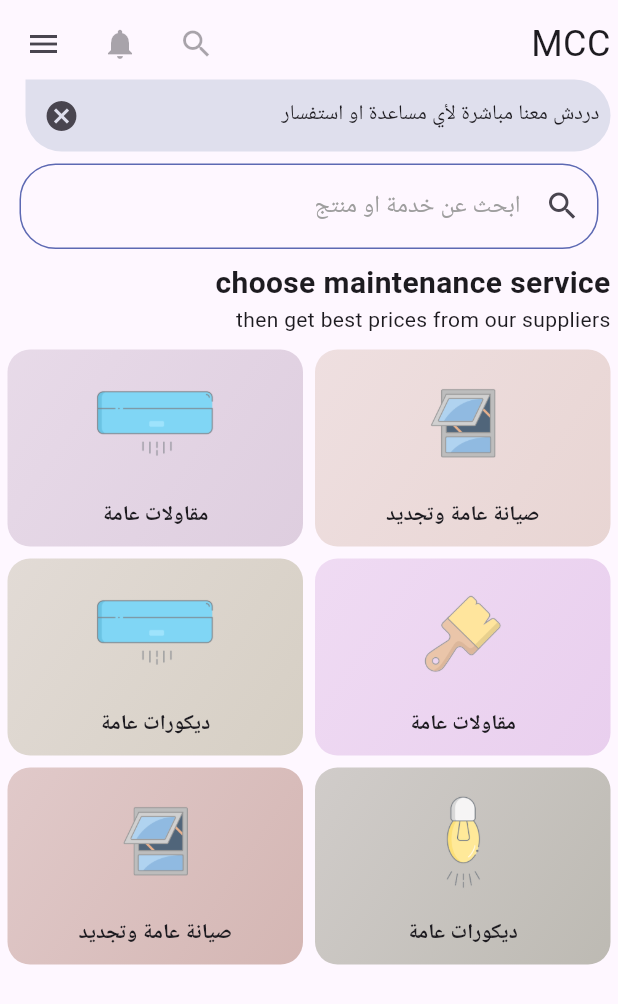
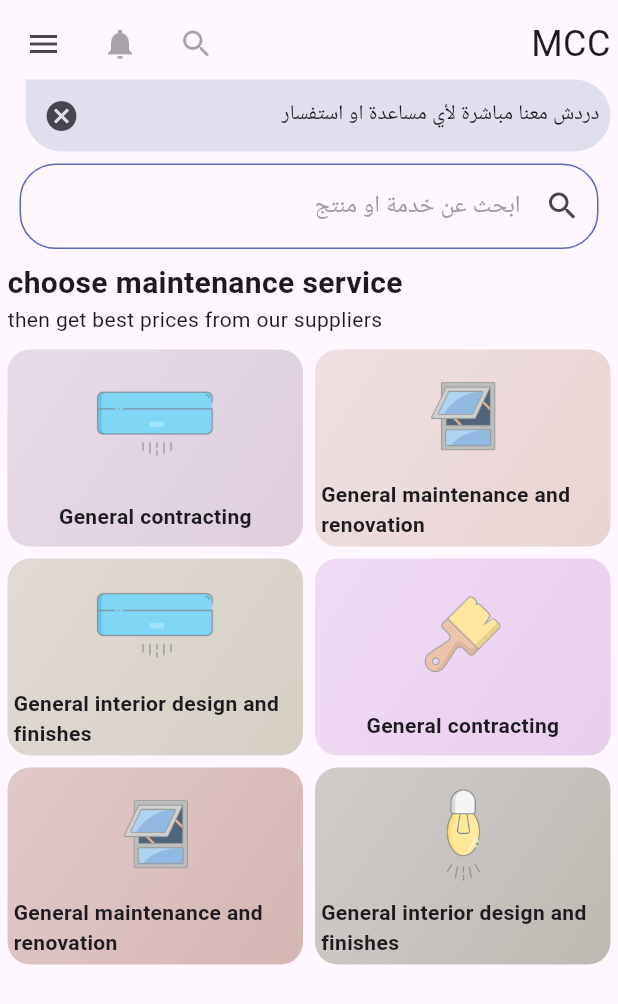
Before and after one commit to OmarWagih95/mcc24, a Flutter app: the HomePage screen opened by its route, on a phone screen of 412 x 824 dp. Shown: the top 1004 px of the screen. Run offline on Flutter 3.47's test engine with Material 3 defaults, Android fonts, the phone set to English and light mode, and no system bars; our stand-ins replace equatable, firebase_core, flutter_bloc; accounts and stored records are empty.

Commit message:
change dummy data and related screen

```diff
--- a/lib/model/dummyData.dart
+++ b/lib/model/dummyData.dart
@@ -1,45 +1,49 @@
+import 'package:androidstudiommc/generated/l10n.dart';
 import 'package:androidstudiommc/model/category.dart';
 import 'package:flutter/material.dart';
 import 'Services.dart';
 
-const DUMMY_CATEGORIES = [
+List<Category> DUMMY_CATEGORIES_(BuildContext context) {
+  return [
     Category(
       id: '1',
-    title: 'مقاولات عامة',
+      title: S.of(context).General_contracting,
       color: Color.fromARGB(255, 222, 206, 223),
       Logoimg: "img/balloning.png",
     ),
     Category(
       id: '2',
-    title: 'صيانة عامة وتجديد',
+      title: S.of(context).General_maintenance_and_renovation,
       color: Color.fromARGB(255, 232, 213, 211),
       Logoimg: "img/hiking.png",
     ),
     Category(
       id: '3',
-    title: 'ديكورات عامة',
+      title: S.of(context).General_interior_design_and_finishes,
       color: Color.fromARGB(255, 214, 207, 196),
       Logoimg: "img/balloning.png",
     ),
     Category(
       id: '4',
-    title: 'مقاولات عامة',
+      title: S.of(context).General_contracting,
       color: Color.fromARGB(255, 233, 207, 238),
       Logoimg: "img/snorkling.png",
     ),
     Category(
       id: '5',
-    title: 'صيانة عامة وتجديد',
+      title: S.of(context).General_maintenance_and_renovation,
       color: Color.fromARGB(255, 212, 182, 179),
       Logoimg: "img/hiking.png",
     ),
     Category(
       id: '6',
-    title: 'ديكورات عامة',
+      title: S.of(context).General_interior_design_and_finishes,
       color: Color.fromARGB(255, 189, 186, 179),
       Logoimg: "img/kayaking.png",
     ),
   ];
+}
+
 List<Services> DummyServices = [
   Services(
     id: "1",
@@ -82,3 +86,45 @@ List<Services> DummyServices = [
     HowItsWork: ["HowItsWork", "HowItsWork", "HowItsWork", "HowItsWork"],
   ),
 ];
+List<Services> DummyServices_ar = [
+  Services(
+    id: "1",
+    name: 'Electrical Works',
+    Logoimg: "img/snorkling.png",
+    img: "img/mmcassits/1.jpg",
+    title: "title",
+    subtitle: "subtitle",
+    description: ["description", "description", "description", "description"],
+    HowItsWork: ["HowItsWork", "HowItsWork", "HowItsWork", "HowItsWork"],
+  ),
+  Services(
+    id: "1",
+    name: 'Carpentar Works',
+    Logoimg: "img/kayaking.png",
+    img: "img/mmcassits/1.jpg",
+    title: "title",
+    subtitle: "subtitle",
+    description: ["description", "description", "description", "description"],
+    HowItsWork: ["HowItsWork", "HowItsWork", "HowItsWork", "HowItsWork"],
+  ),
+  Services(
+    id: "2",
+    name: 'Maintainance works',
+    Logoimg: "img/hiking.png",
+    img: "img/mmcassits/1.jpg",
+    title: "title",
+    subtitle: "subtitle",
+    description: ["description,description,description,description"],
+    HowItsWork: ["HowItsWork", "HowItsWork", "HowItsWork", "HowItsWork"],
+  ),
+  Services(
+    id: "3",
+    name: 'decoration Works',
+    Logoimg: "img/balloning.png",
+    img: "img/mmcassits/1.jpg",
+    title: "title",
+    subtitle: "subtitle",
+    description: ["description,description,description,description"],
+    HowItsWork: ["HowItsWork", "HowItsWork", "HowItsWork", "HowItsWork"],
+  ),
+];
--- a/lib/views/Service_detail_screen.dart
+++ b/lib/views/Service_detail_screen.dart
@@ -1,8 +1,11 @@
 import 'package:androidstudiommc/model/Services.dart';
 import 'package:androidstudiommc/model/dummyData.dart';
 import 'package:flutter/material.dart';
+import 'package:flutter_bloc/flutter_bloc.dart';
+import '../cubits/LanguagesCupit.dart';
 
 class ServiceDetailScreen extends StatelessWidget {
+  var DUMMY_CATEGORIES = [];
   static const routeName = '/meal-detail';
   Widget MyContainer(child) {
     return Container(
@@ -30,6 +33,7 @@ class ServiceDetailScreen extends StatelessWidget {
 
   @override
   Widget build(BuildContext context) {
+    DUMMY_CATEGORIES = DUMMY_CATEGORIES_(context);
     final routeArgs =
         ModalRoute.of(context)!.settings.arguments as Map<String, String>;
     final String MealId = routeArgs['id'] ?? '';
--- a/lib/views/categories_screan.dart
+++ b/lib/views/categories_screan.dart
@@ -1,14 +1,16 @@
 // ignore: camel_case_types
+import 'package:androidstudiommc/cubits/LanguagesCupit.dart';
 import 'package:androidstudiommc/model/category.dart';
 import 'package:flutter/material.dart';
+import 'package:flutter_bloc/flutter_bloc.dart';
 import '/widgets/category_item.dart';
 import '/model/dummyData.dart';
 
 class categoriesScreen extends StatelessWidget {
   categoriesScreen({super.key});
-
   @override
-  Widget build(BuildContext context) {
+  Widget build(context) {
+    List<Category> DUMMY_CATEGORIES = DUMMY_CATEGORIES_(context);
     return Container(
         margin: const EdgeInsets.only(top: 10),
         padding: const EdgeInsets.all(0),
--- a/lib/views/navpages/HomePage.dart
+++ b/lib/views/navpages/HomePage.dart
@@ -1,5 +1,8 @@
 // ignore_for_file: prefer_const_literals_to_create_immutables, prefer_const_constructors, non_constant_identifier_names
 
+import 'package:androidstudiommc/cubits/LanguagesCupit.dart';
+import 'package:androidstudiommc/cubits/SearchCupit.dart';
+import 'package:androidstudiommc/cubits/SearchCupitStates.dart';
 import 'package:androidstudiommc/generated/l10n.dart';
 import 'package:androidstudiommc/model/category.dart';
 import 'package:androidstudiommc/model/dummyData.dart';
@@ -19,41 +22,24 @@ class HomePage extends StatefulWidget {
 }
 
 class _HomePageState extends State<HomePage> {
+  var SearchCubitDUMMY_CATEGORIES;
   final search_controller = TextEditingController();
-  List<Category> filteredData = [];
-  @override
-  void initState() {
-    filteredData.addAll(DUMMY_CATEGORIES);
-    super.initState();
-  }
-
-  void filterSearchResults(String query) {
-    List<Category> dummySearchList = [];
-    dummySearchList.addAll(DUMMY_CATEGORIES);
-    if (query.isNotEmpty) {
-      List<Category> dummyListData = [];
-      dummySearchList.forEach((item) {
-        if (item.title.toLowerCase().contains(query.toLowerCase())) {
-          dummyListData.add(item);
-        }
-      });
-      setState(() {
-        filteredData.clear();
-        filteredData.addAll(DUMMY_CATEGORIES);
-      });
-      return;
-    } else {
-      setState(() {
-        filteredData.clear();
-        filteredData.addAll(DUMMY_CATEGORIES);
-      });
-    }
-  }
 
   @override
   Widget build(BuildContext context) {
-    return BlocProvider(
-      create: (_) => VisibilityCubit(),
+    SearchCubitDUMMY_CATEGORIES = DUMMY_CATEGORIES_(context);
+    return MultiBlocProvider(
+      providers: [
+        BlocProvider<LanguagesCubit>(
+          create: (BuildContext context) => LanguagesCubit(),
+        ),
+        BlocProvider<SearchCubit>(create: (BuildContext context) {
+          return SearchCubit(SearchCubitDUMMY_CATEGORIES);
+        }),
+        BlocProvider<VisibilityCubit>(
+          create: (BuildContext context) => VisibilityCubit(),
+        ),
+      ],
       child: Scaffold(
           drawer: Drawer(child: CustomDrawer()),
           body: SingleChildScrollView(
@@ -78,12 +64,17 @@ class _HomePageState extends State<HomePage> {
                       isVisible: state.isVisible,
                     );
                   }),
-                  searchbar(
-                    onChanged: filterSearchResults,
-                    search_controller: search_controller,
-                  ),
+                  BlocBuilder<SearchCubit, searchState>(
+                      builder: (context, state) {
+                    return searchbar(
+                      search_controller: search_controller,
+                    );
+                  }),
                   Align(
-                    alignment: Alignment.centerRight,
+                    alignment:
+                        BlocProvider.of<LanguagesCubit>(context).lan == 'ar'
+                            ? Alignment.centerRight
+                            : Alignment.centerLeft,
                     child: Text(
                       S.of(context).choose_maintenance_service,
                       style:
@@ -91,7 +82,10 @@ class _HomePageState extends State<HomePage> {
                     ),
                   ),
                   Align(
-                      alignment: Alignment.centerRight,
+                      alignment:
+                          BlocProvider.of<LanguagesCubit>(context).lan == 'ar'
+                              ? Alignment.centerRight
+                              : Alignment.centerLeft,
                       child: Text(S
                           .of(context)
                           .then_get_best_prices_from_our_suppliers)),
```
Lines whose indentation alone changed are shown as unchanged.
